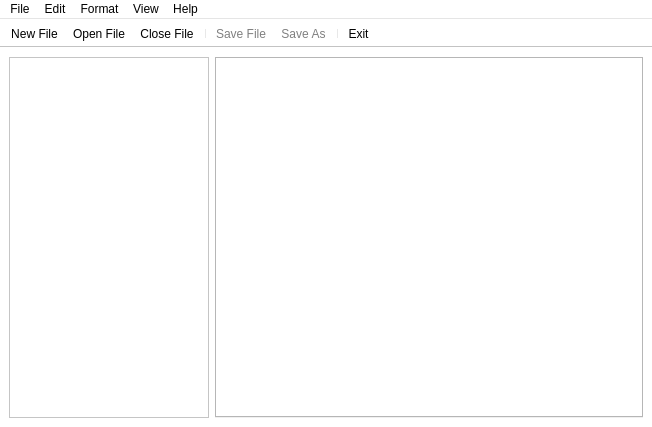
The window that mainwindow.ui (TruePadawan/Notepad--) describes before a commit, drawn with Qt 5.
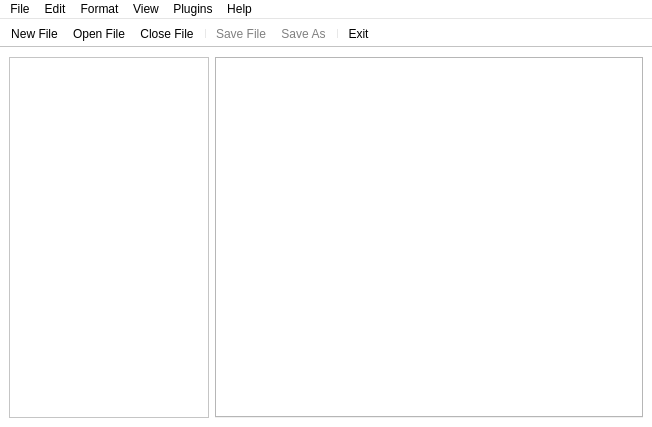
The same window after the commit. Icons and pictures are not drawn.

```diff
--- a/mainwindow.ui
+++ b/mainwindow.ui
@@ -589,10 +589,17 @@
     </property>
     <addaction name="actionFont"/>
    </widget>
+   <widget class="QMenu" name="menuPlugins">
+    <property name="title">
+     <string>Plugins</string>
+    </property>
+    <addaction name="actionPaste_to_Pastebin"/>
+   </widget>
    <addaction name="menuFile"/>
    <addaction name="menuEdit"/>
    <addaction name="menuFormat"/>
    <addaction name="menuView"/>
+   <addaction name="menuPlugins"/>
    <addaction name="menuHelp"/>
   </widget>
   <widget class="QToolBar" name="toolBar">
```
Left out of the diff: 5 changed lines with no effect on the pictures.
